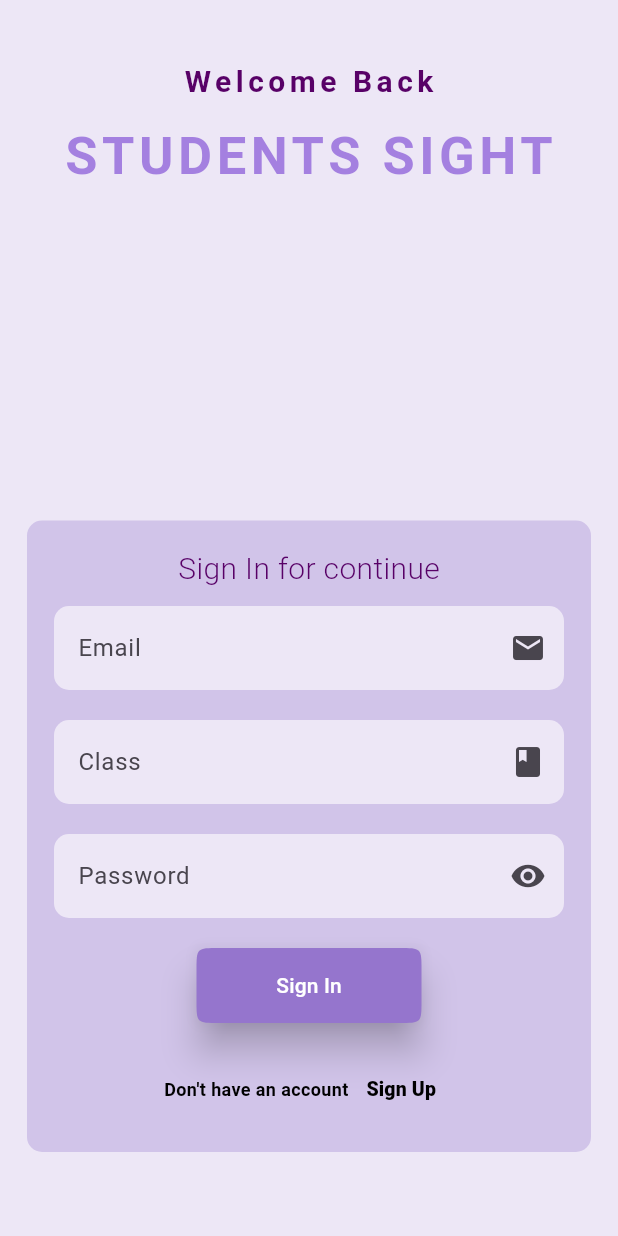
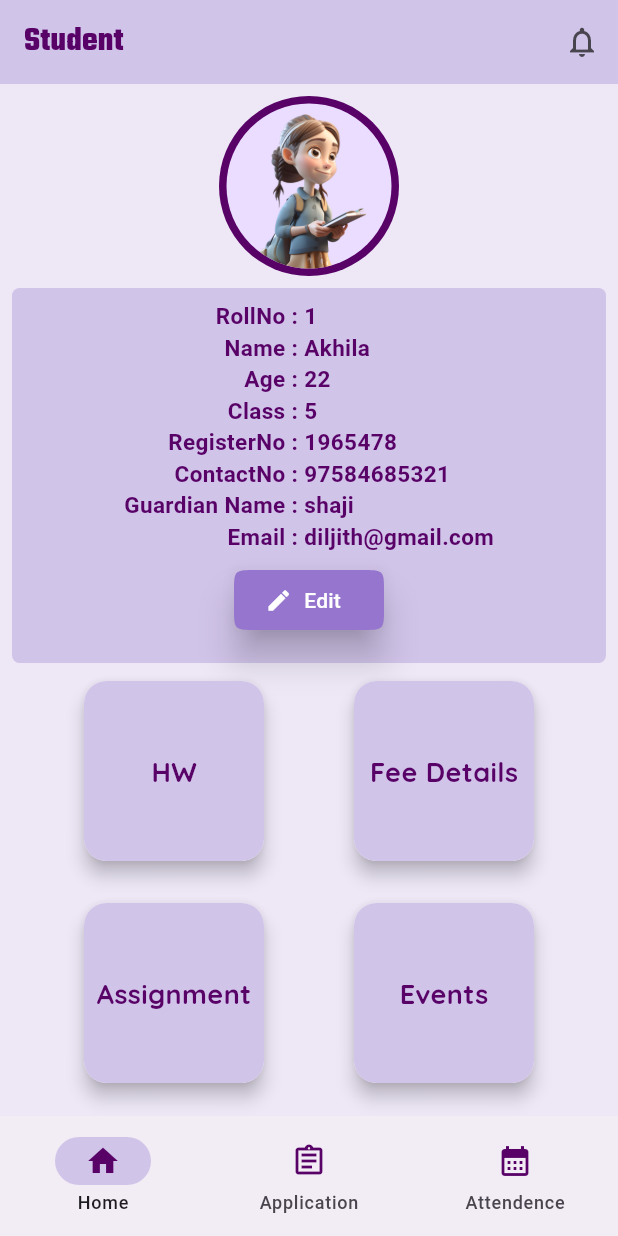
Before and after one commit to amaljosev/School-App-Project, a Flutter app: the screen it shows after launch, on a phone screen of 412 x 824 dp. Run offline on Flutter 3.47's test engine with Material 2 defaults, Android fonts, the phone set to English and light mode, and no system bars; our stand-ins replace cloud_firestore, firebase_core, flutter_bloc, google_fonts, percent_indicator, table_calendar; accounts and stored records are empty; Roboto replaces fonts that are missing (Farro, Macondo).

Commit message:
student home designed

```diff
--- a/lib/main.dart
+++ b/lib/main.dart
@@ -5,7 +5,10 @@ import 'package:schoolapp/repositories/core/colors.dart';
 import 'package:schoolapp/screens/admin/admin_screen.dart';
 import 'package:schoolapp/screens/admin/bloc/admin_bloc.dart';
 import 'package:schoolapp/screens/requests/bloc/admin_request_bloc.dart';
+import 'package:schoolapp/screens/student/bloc/student_bloc.dart';
+import 'package:schoolapp/screens/student/student_screen.dart';
 import 'package:schoolapp/screens/teacher/bloc/teacher_bloc.dart';
+import 'package:schoolapp/screens/teacher/profile/student_profile.dart';
 import 'package:schoolapp/screens/teacher/teacher_screen.dart';
 import 'package:schoolapp/screens/welcome/bloc/welcome_bloc.dart';
 import 'package:schoolapp/screens/welcome/login_screen.dart';
@@ -35,6 +38,9 @@ class MyApp extends StatelessWidget {
         BlocProvider(
           create: (context) => TeacherBloc(),
         ),
+        BlocProvider(
+          create: (context) => StudentBloc(),
+        ),
       ],
       child: MaterialApp(
         title: 'School App',
@@ -44,7 +50,7 @@ class MyApp extends StatelessWidget {
           useMaterial3: true,
         ),
         debugShowCheckedModeBanner: false,
-        home: const ScreenLogin(),
+        home: const ScreenStudent(),
       ),
     );
   }
--- a/lib/screens/admin/widgets/classcard_widget.dart
+++ b/lib/screens/admin/widgets/classcard_widget.dart
@@ -39,10 +39,8 @@ class ClassCardWidget extends StatelessWidget {
                   ),
                   title:
                       Text('Class : ${data["class"]}', style: contentTextStyle),
-                  subtitle: Flexible(
-                    child: Text('Class Teacher: ${data['name']} ',
-                        overflow: TextOverflow.ellipsis, style: contentTextStyle),
-                  ),
+                  subtitle: Text('Class Teacher: ${data['name']} ',
+                      overflow: TextOverflow.ellipsis, style: contentTextStyle),
                   onTap: () =>
                       context.read<AdminBloc>().add(StudentCardTapEvent()),
                 ),
--- /dev/null
+++ b/lib/screens/student/bloc/student_bloc.dart
@@ -0,0 +1,17 @@
+import 'dart:async';
+
+import 'package:flutter_bloc/flutter_bloc.dart';
+
+part 'student_event.dart';
+part 'student_state.dart';
+
+class StudentBloc extends Bloc<StudentEvent, StudentState> {
+  StudentBloc() : super(StudentInitial()) {
+    on<BottomNavigationEvent>(bottomNavigationEvent);
+  }
+
+  FutureOr<void> bottomNavigationEvent(
+      BottomNavigationEvent event, Emitter<StudentState> emit) {
+    emit(BottomNavigationState(currentPageIndex: event.currentPageIndex));
+  }
+}
--- /dev/null
+++ b/lib/screens/student/bloc/student_event.dart
@@ -0,0 +1,10 @@
+part of 'student_bloc.dart';
+
+abstract class StudentEvent {}
+
+abstract class StudentActionEvent extends StudentEvent {}
+
+final class BottomNavigationEvent extends StudentEvent{
+  final int currentPageIndex;
+  BottomNavigationEvent({required this.currentPageIndex});
+}
--- /dev/null
+++ b/lib/screens/student/bloc/student_state.dart
@@ -0,0 +1,12 @@
+part of 'student_bloc.dart';
+
+abstract class StudentState {}
+
+abstract class StudentActionState extends StudentState {}
+
+final class StudentInitial extends StudentState {}
+
+final class BottomNavigationState extends StudentActionState {
+  final int currentPageIndex;
+  BottomNavigationState({required this.currentPageIndex});
+}
--- /dev/null
+++ b/lib/screens/student/student_screen.dart
@@ -0,0 +1,273 @@
+import 'package:flutter/material.dart';
+import 'package:flutter_bloc/flutter_bloc.dart';
+import 'package:schoolapp/repositories/core/colors.dart';
+import 'package:schoolapp/repositories/core/textstyle.dart';
+import 'package:schoolapp/screens/student/bloc/student_bloc.dart';
+import 'package:schoolapp/screens/teacher/widgets/calender_widget.dart';
+import 'package:schoolapp/widgets/my_appbar.dart';
+
+class ScreenStudent extends StatefulWidget {
+  const ScreenStudent({super.key});
+
+  @override
+  State<ScreenStudent> createState() => _ScreenStudentState();
+}
+
+class _ScreenStudentState extends State<ScreenStudent> {
+  @override
+  void initState() {
+    super.initState();
+    context.read<StudentBloc>().add(BottomNavigationEvent(currentPageIndex: 0));
+  }
+
+  @override
+  Widget build(BuildContext context) {
+    return BlocBuilder<StudentBloc, StudentState>(
+      builder: (context, state) {
+        final size = MediaQuery.of(context).size;
+        if (state is BottomNavigationState) {
+          int currentPageIndex = state.currentPageIndex;
+          return Scaffold(
+            appBar: AppBar(
+              title: Text(
+                'Student',
+                style: appbarTextStyle,
+              ),
+              backgroundColor: appbarColor,
+              actions: [
+                IconButton(
+                    onPressed: () {},
+                    icon: const Icon(
+                      Icons.notifications_none_outlined,
+                    ))
+              ],
+            ),
+            body: IndexedStack(
+              index: currentPageIndex,
+              children: <Widget>[
+                Container(
+                  height: size.height,
+                  width: size.width,
+                  child: Column(
+                    children: [
+                      const Padding(
+                        padding: EdgeInsets.only(top: 8.0),
+                        child: CircleAvatar(
+                          backgroundColor: headingColor,
+                          radius: 60,
+                          child: CircleAvatar(
+                            radius: 55,
+                            backgroundImage: AssetImage(
+                                'lib/assets/images/student female.png'),
+                          ),
+                        ),
+                      ),
+                      Padding(
+                        padding: const EdgeInsets.all(8.0),
+                        child: Container(
+                          height: 250,
+                          width: double.infinity,
+                          decoration: BoxDecoration(
+                              color: appbarColor,
+                              borderRadius:
+                                  const BorderRadius.all(Radius.circular(5))),
+                          child: Padding(
+                            padding: const EdgeInsets.all(8.0),
+                            child: Column(
+                              children: [
+                                Row(
+                                  mainAxisAlignment: MainAxisAlignment.center,
+                                  children: [
+                                    Column(
+                                      crossAxisAlignment:
+                                          CrossAxisAlignment.end,
+                                      children: [
+                                        Text("RollNo :",
+                                            style: studentProfileTextStyle),
+                                        Text('Name :',
+                                            style: studentProfileTextStyle),
+                                        Text('Age :',
+                                            style: studentProfileTextStyle),
+                                        Text('Class :',
+                                            style: studentProfileTextStyle),
+                                        Text('RegisterNo :',
+                                            style: studentProfileTextStyle),
+                                        Text('ContactNo :',
+                                            style: studentProfileTextStyle),
+                                        Text('Guardian Name :',
+                                            style: studentProfileTextStyle),
+                                        Text('Email :',
+                                            style: studentProfileTextStyle),
+                                      ],
+                                    ),
+                                    Column(
+                                      crossAxisAlignment:
+                                          CrossAxisAlignment.start,
+                                      children: [
+                                        Text(" 1",
+                                            style: studentProfileTextStyle),
+                                        Text(' Akhila',
+                                            style: studentProfileTextStyle),
+                                        Text(' 22',
+                                            style: studentProfileTextStyle),
+                                        Text(' 5',
+                                            style: studentProfileTextStyle),
+                                        Text(' 1965478',
+                                            style: studentProfileTextStyle),
+                                        Text(' 97584685321',
+                                            style: studentProfileTextStyle),
+                                        Text(' shaji',
+                                            style: studentProfileTextStyle),
+                                        Text(' diljith@gmail.com',
+                                            style: studentProfileTextStyle),
+                                      ],
+                                    ),
+                                  ],
+                                ),
+                                Padding(
+                                  padding: const EdgeInsets.only(top: 8.0),
+                                  child: ElevatedButton.icon(
+                                      style: ElevatedButton.styleFrom(
+                                          backgroundColor: buttonColor,
+                                          shape:
+                                              const ContinuousRectangleBorder(
+                                            borderRadius: BorderRadius.all(
+                                                Radius.circular(15)),
+                                          ),
+                                          fixedSize: const Size(100, 30),
+                                          elevation: 10),
+                                      onPressed: () {},
+                                      icon: const Icon(Icons.edit,
+                                          color: whiteTextColor),
+                                      label: const Text(
+                                        'Edit',
+                                        style: TextStyle(color: whiteTextColor),
+                                      )),
+                                ),
+                              ],
+                            ),
+                          ),
+                        ),
+                      ),
+                      const Row(
+                        mainAxisAlignment: MainAxisAlignment.spaceEvenly,
+                        children: [
+                          Column(
+                            children: [
+                              StudentActionWidget(name: 'HW'),
+                              SizedBox(
+                                height: 20,
+                              ),
+                              StudentActionWidget(
+                                name: 'Assignment',
+                              ),
+                            ],
+                          ),
+                          Column(
+                            children: [
+                              StudentActionWidget(name: 'Fee Details'),
+                              SizedBox(
+                                height: 20,
+                              ),
+                              StudentActionWidget(name: 'Events'),
+                            ],
+                          ),
+                        ],
+                      ),
+                    ],
+                  ),
+                ),
+                Container(
+                  height: size.height,
+                  width: size.width,
+                  color: Colors.deepPurple,
+                ),
+                Container(
+                  height: size.height,
+                  width: size.width,
+                  color: Colors.greenAccent,
+                ),
+              ],
+            ),
+            bottomNavigationBar: NavigationBar(
+              onDestinationSelected: (int index) {
+                context
+                    .read<StudentBloc>()
+                    .add(BottomNavigationEvent(currentPageIndex: index));
+              },
+              indicatorColor: appbarColor,
+              selectedIndex: currentPageIndex,
+              destinations: const <Widget>[
+                NavigationDestination(
+                  selectedIcon: Icon(
+                    Icons.home,
+                    color: headingColor,
+                  ),
+                  icon: Icon(
+                    Icons.home_outlined,
+                    color: headingColor,
+                  ),
+                  label: 'Home',
+                ),
+                NavigationDestination(
+                  icon: Icon(
+                    Icons.assignment_outlined,
+                    color: headingColor,
+                  ),
+                  selectedIcon: Icon(
+                    Icons.assignment,
+                    color: headingColor,
+                  ),
+                  label: 'Application',
+                ),
+                NavigationDestination(
+                  icon: Icon(
+                    Icons.calendar_month,
+                    color: headingColor,
+                  ),
+                  selectedIcon: Icon(
+                    Icons.assignment_turned_in_sharp,
+                    color: headingColor,
+                  ),
+                  label: 'Attendence',
+                ),
+              ],
+            ),
+          );
+        } else {
+          return const SizedBox(
+            child: Center(child: CircularProgressIndicator()),
+          );
+        }
+      },
+    );
+  }
+}
+
+class StudentActionWidget extends StatelessWidget {
+  const StudentActionWidget({
+    super.key,
+    required this.name,
+  });
+  final String name;
+  @override
+  Widget build(BuildContext context) {
+    return Card(
+      shape: const RoundedRectangleBorder(
+          borderRadius: BorderRadiusDirectional.all(Radius.circular(15))),
+      elevation: 5,
+      child: Container(
+        height: 120,
+        width: 120,
+        decoration: BoxDecoration(
+            color: appbarColor,
+            borderRadius: const BorderRadius.all(Radius.circular(15))),
+        child: Center(
+            child: Text(
+          name,
+          style: contentTextStyle,
+        )),
+      ),
+    );
+  }
+}
--- a/lib/screens/welcome/widgets/dropdown_widget.dart
+++ b/lib/screens/welcome/widgets/dropdown_widget.dart
@@ -1,3 +1,5 @@
+// ignore_for_file: must_be_immutable
+
 import 'package:flutter/material.dart';
 import 'package:flutter_bloc/flutter_bloc.dart';
 import 'package:schoolapp/repositories/core/colors.dart';
--- a/lib/widgets/my_appbar.dart
+++ b/lib/widgets/my_appbar.dart
@@ -9,5 +9,6 @@ AppBar myAppbar(String title) {
       style: appbarTextStyle,
     ),
     backgroundColor: appbarColor,
+
   );
 }
--- /dev/null
+++ b/lib/widgets/profile_head_widget.dart
@@ -0,0 +1,40 @@
+import 'package:flutter/material.dart';
+import 'package:google_fonts/google_fonts.dart';
+import 'package:schoolapp/repositories/core/colors.dart';
+
+class ProfileHeadWidget extends StatelessWidget {
+  const ProfileHeadWidget({
+    super.key, required this.image, required this.name,
+  });
+final String image;
+final String name;
+  @override
+  Widget build(BuildContext context) {
+    return Container(
+      height: 130,
+      decoration: BoxDecoration(color: appbarColor),
+      child: Row(
+        children: [
+           Padding(
+            padding: const EdgeInsets.all(8.0),
+            child: CircleAvatar(
+              backgroundColor: headingColor,
+              radius: 60,
+              child: CircleAvatar(
+                radius: 55,
+                backgroundImage:
+                    AssetImage(image),
+              ),
+            ),
+          ),
+          Text(name.toUpperCase(),
+              overflow: TextOverflow.ellipsis,
+              style: GoogleFonts.teko(
+                  fontSize: 30,
+                  fontWeight: FontWeight.bold,
+                  color: headingColor)),
+        ],
+      ),
+    );
+  }
+}
```
Also changed, not shown: lib/screens/admin/widgets/teacher_profile_screen.dart (line endings or trailing spaces), lib/screens/teacher/profile/student_profile.dart (line endings or trailing spaces), lib/screens/teacher/teacher_screen.dart (line endings or trailing spaces).
